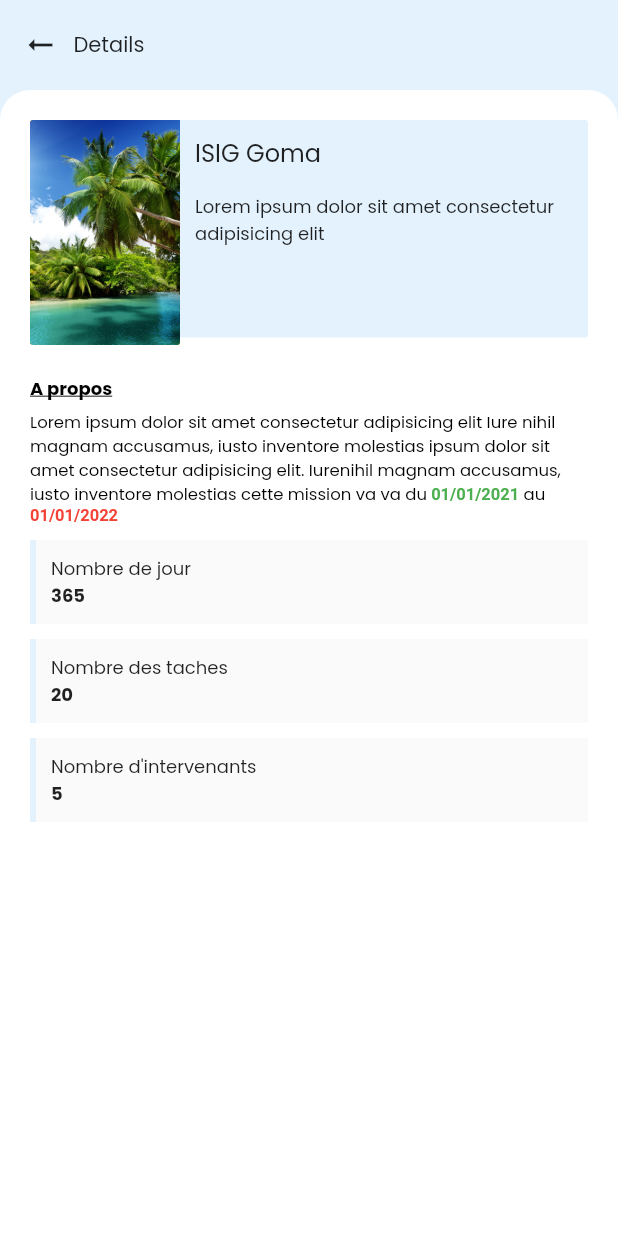
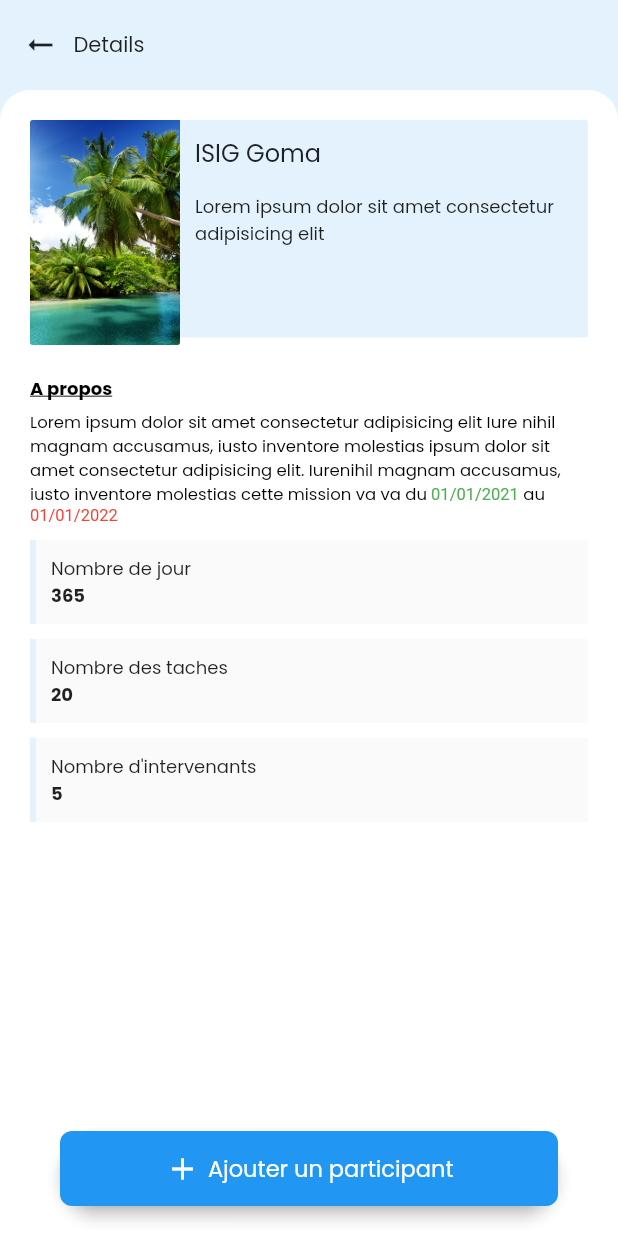
Before and after one commit to Optimus-ged/test_project, a Flutter app: the MissionDetails screen opened directly, on a phone screen of 412 x 824 dp. Run offline on Flutter 3.47's test engine with Material 2 defaults, Android fonts, the phone set to English and light mode, and no system bars; our stand-ins replace bloc, equatable, flutter_bloc, fluttertoast, get_it, shared_preferences; accounts and stored records are empty.

Commit message:
Add participant page

```diff
--- /dev/null
+++ b/lib/ui/screens/add_participant_page.dart
@@ -0,0 +1,12 @@
+import 'package:flutter/material.dart';
+
+class AddParticipant extends StatelessWidget {
+  const AddParticipant({ Key key }) : super(key: key);
+
+  @override
+  Widget build(BuildContext context) {
+    return Container(
+
+    );
+  }
+}
--- a/lib/ui/screens/login_page.dart
+++ b/lib/ui/screens/login_page.dart
@@ -3,7 +3,6 @@ import 'package:ackaton_manage/bloc/login_bloc/login_event.dart';
 import 'package:ackaton_manage/bloc/login_bloc/login_state.dart';
 import 'package:ackaton_manage/constants/theme.dart';
 import 'package:ackaton_manage/models/login/login_submit.dart';
-import 'package:ackaton_manage/ui/screens/mission_page.dart';
 import 'package:flutter/material.dart';
 import 'package:flutter_bloc/flutter_bloc.dart';
 import 'package:fluttertoast/fluttertoast.dart';
--- a/lib/ui/screens/mission_details.dart
+++ b/lib/ui/screens/mission_details.dart
@@ -21,7 +21,7 @@ class _MissionDetailsState extends State<MissionDetails> {
               color: Colors.white,
             ),
             _buildAppBar(),
-            _buildContent()
+            _buildContent(),
           ],
         ),
       ),
@@ -151,13 +151,15 @@ class _MissionDetailsState extends State<MissionDetails> {
                   TextSpan(
                     text: ' 01/01/2021',
                     style: TextStyle(
-                        color: Colors.green, fontWeight: FontWeight.w600),
+                      color: Colors.green,
+                      // fontWeight: FontWeight.w600,
+                    ),
                   ),
                   TextSpan(text: ' au'),
                   TextSpan(
                     text: ' 01/01/2022',
                     style: TextStyle(
-                      fontWeight: FontWeight.w600,
+                      // fontWeight: FontWeight.w600,
                       color: Colors.red,
                     ),
                   ),
@@ -168,6 +170,8 @@ class _MissionDetailsState extends State<MissionDetails> {
             _buildItem(title: 'Nombre de jour', number: '365'),
             _buildItem(title: 'Nombre des taches', number: '20'),
             _buildItem(title: 'Nombre d\'intervenants', number: 5),
+            Spacer(),
+            _buildButton(),
           ],
         ),
       ),
@@ -206,6 +210,43 @@ class _MissionDetailsState extends State<MissionDetails> {
             ),
           ),
         ],
+      ),
+    );
+  }
+
+  Widget _buildButton() {
+    return Container(
+      padding: EdgeInsets.only(bottom: 20, left: 20, right: 20),
+      alignment: Alignment.bottomCenter,
+      child: Material(
+        elevation: 4,
+        color: Colors.grey[400],
+        borderRadius: BorderRadius.circular(30),
+        child: Container(
+          height: 50,
+          width: MediaQuery.of(context).size.width,
+          alignment: Alignment.center,
+          decoration: BoxDecoration(
+            // color: CustomTheme.redColor,
+            color: Colors.blue,
+            borderRadius: BorderRadius.circular(8),
+          ),
+          child: InkWell(
+            // onTap: () => _loginBtnPressed(),
+            onTap: () {},
+            child: Row(
+              mainAxisAlignment: MainAxisAlignment.center,
+              children: [
+                Icon(Icons.add, color: Colors.white),
+                SizedBox(width: 5),
+                Text(
+                  'Ajouter un participant',
+                  style: TextStyle(color: Colors.white, fontSize: 15),
+                ),
+              ],
+            ),
+          ),
+        ),
       ),
     );
   }
--- a/lib/ui/screens/mission_page.dart
+++ b/lib/ui/screens/mission_page.dart
@@ -104,15 +104,15 @@ class MissionPage extends StatelessWidget {
             height: 150,
             width: 100,
             decoration: BoxDecoration(
-              color: Colors.amber,
               borderRadius: BorderRadius.only(
                 topLeft: Radius.circular(2),
                 bottomLeft: Radius.circular(2),
                 bottomRight: Radius.circular(2),
               ),
               image: DecorationImage(
-                  image: AssetImage('assets/images/paysage.jpg'),
-                  fit: BoxFit.cover),
+                image: AssetImage('assets/images/paysage.jpg'),
+                fit: BoxFit.cover,
+              ),
             ),
           ),
           Expanded(
```
